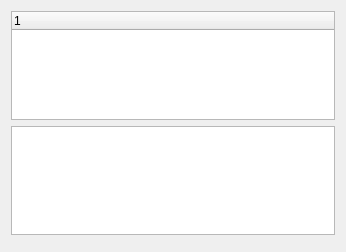
Above: src/GUI/PluginManager/pluginmanagerview.ui from jeandet/SocExplorer before the change. Below: the same form after it.
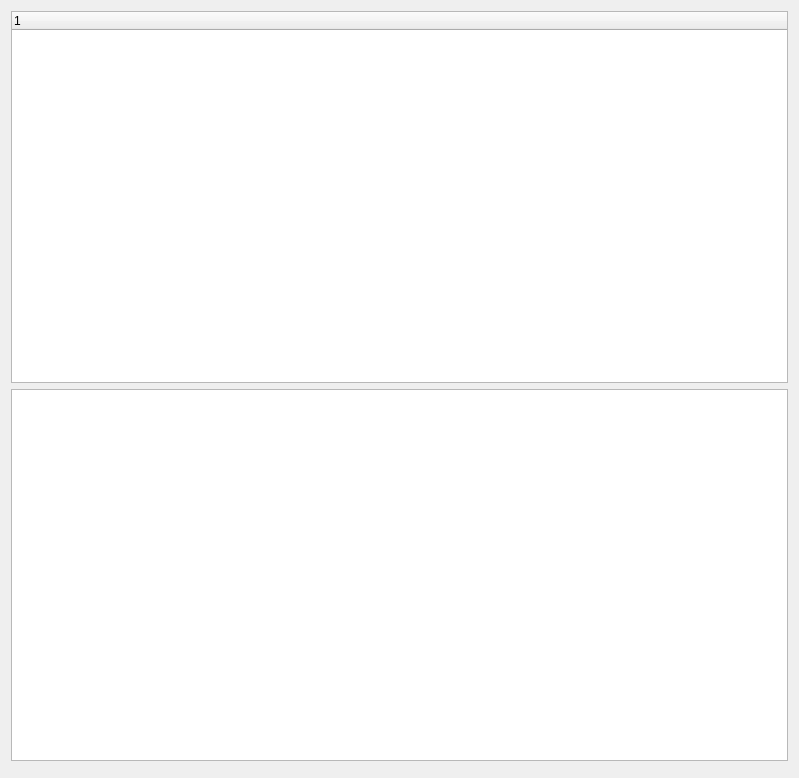
That is the form after the change. Custom widgets are drawn as their Qt base class.

Commit message: Plugin loading via Drag&Drop unit test working

```diff
--- a/src/GUI/PluginManager/pluginmanagerview.ui
+++ b/src/GUI/PluginManager/pluginmanagerview.ui
@@ -6,8 +6,8 @@
    <rect>
     <x>0</x>
     <y>0</y>
-    <width>346</width>
-    <height>252</height>
+    <width>799</width>
+    <height>778</height>
    </rect>
   </property>
   <property name="windowTitle">
```
The commit also changes 2 other files.
